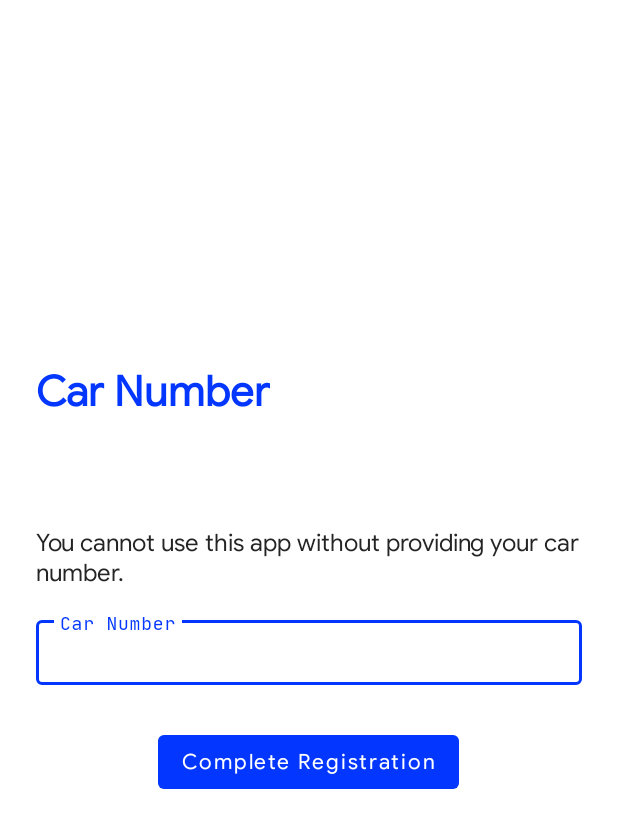
After one commit to Beesechurgers/Parker, an Android app: the CarNumberActivity screen opened directly, with no data from a screen before it, on a phone screen of 412 x 824 dp. The commit adds this screen. Shown: the top 828 px of the screen. Run offline under Robolectric (Android 15) with nearby library versions, the phone set to English and light mode, and no system bars.

Commit message:
App: Plan login/sign up route
Login
  `- Plain email and password --> MainActivity
  `- Sign in with Google
              `- New user                --> CarNumberActivity [Don't let user enter without providing car number]
              `- Already registered user --> MainActivity

Sign Up
  `- Valid inputs --> MainActivity

Signed-off-by: Shashank Verma <shashank.verma2002@gmail.com>

```diff
--- a/app/build.gradle
+++ b/app/build.gradle
@@ -51,4 +51,6 @@ dependencies {
     implementation 'com.google.firebase:firebase-database:19.7.0'
     implementation 'com.google.firebase:firebase-messaging:21.1.0'
     implementation 'com.google.android.gms:play-services-auth:19.0.0'
+
+    implementation 'com.github.yandextaxitech:binaryprefs:1.0.1'
 }
--- a/app/src/main/AndroidManifest.xml
+++ b/app/src/main/AndroidManifest.xml
@@ -9,6 +9,8 @@
         android:roundIcon="@mipmap/ic_launcher_round"
         android:supportsRtl="true"
         android:theme="@style/Theme.ParkerApp">
+        <activity android:name=".CarNumberActivity"></activity>
+        <activity android:name=".MainActivity" />
         <activity
             android:name=".SignUpActivity"
             android:windowSoftInputMode="adjustPan" />
--- /dev/null
+++ b/app/src/main/java/com/beesechurgers/parker/CarNumberActivity.kt
@@ -0,0 +1,27 @@
+package com.beesechurgers.parker
+
+import android.content.Intent
+import androidx.appcompat.app.AppCompatActivity
+import android.os.Bundle
+import com.beesechurgers.parker.utils.PrefKeys
+import com.beesechurgers.parker.utils.Utils
+import com.beesechurgers.parker.utils.putString
+import kotlinx.android.synthetic.main.activity_car_number.*
+
+class CarNumberActivity : AppCompatActivity() {
+
+    override fun onCreate(savedInstanceState: Bundle?) {
+        super.onCreate(savedInstanceState)
+        setContentView(R.layout.activity_car_number)
+
+        reg_btn.setOnClickListener {
+            with(Utils.validateCarNumber(reg_car_number)) {
+                if (this != Utils.INVALID_STRING) {
+                    this@CarNumberActivity.putString(PrefKeys.CAR_NUMBER, this)
+                    startActivity(Intent(this@CarNumberActivity, MainActivity::class.java)
+                        .setFlags(Intent.FLAG_ACTIVITY_CLEAR_TASK or Intent.FLAG_ACTIVITY_NEW_TASK))
+                }
+            }
+        }
+    }
+}
--- a/app/src/main/java/com/beesechurgers/parker/utils/Utils.kt
+++ b/app/src/main/java/com/beesechurgers/parker/utils/Utils.kt
@@ -44,18 +44,20 @@ object Utils {
 
     @JvmStatic
     fun validateCarNumber(carNumberInput: AppCompatEditText): String {
-        val number = carNumberInput.text?.toString()?.trim()
+        val number = carNumberInput.text?.toString()?.trim()?.replace(" ", "");
         number ?: return INVALID_STRING
         return when {
             number.isEmpty() -> {
                 carNumberInput.error = "Empty"
                 INVALID_STRING
             }
-            Pattern.matches("[A-Z]{2}[0-9]{1,2}(?:[A-Z])?(?:[A-Z]*)?[0-9]{4}", number) -> number
+            number.isValidCarNumber() -> number
             else -> {
                 carNumberInput.error = "Invalid Number"
                 INVALID_STRING
             }
         }
     }
+
+    fun String.isValidCarNumber() = Pattern.matches("[A-Z]{2}[0-9]{1,2}(?:[A-Z])?(?:[A-Z]*)?[0-9]{4}", this)
 }
--- /dev/null
+++ b/app/src/main/res/layout/activity_car_number.xml
@@ -0,0 +1,78 @@
+<?xml version="1.0" encoding="utf-8"?>
+<androidx.coordinatorlayout.widget.CoordinatorLayout xmlns:android="http://schemas.android.com/apk/res/android"
+    xmlns:app="http://schemas.android.com/apk/res-auto"
+    xmlns:tools="http://schemas.android.com/tools"
+    android:layout_width="match_parent"
+    android:layout_height="match_parent"
+    tools:context=".CarNumberActivity">
+
+    <LinearLayout
+        android:layout_width="match_parent"
+        android:layout_height="wrap_content"
+        android:layout_gravity="center"
+        android:layout_marginBottom="56dp"
+        android:orientation="vertical"
+        android:padding="16dp">
+
+        <androidx.appcompat.widget.AppCompatTextView
+            android:layout_width="wrap_content"
+            android:layout_height="wrap_content"
+            android:padding="8dp"
+            android:text="@string/car_number"
+            android:textColor="@color/colorAccent"
+            android:textSize="28sp"
+            android:textStyle="bold" />
+
+        <androidx.appcompat.widget.AppCompatTextView
+            android:layout_width="wrap_content"
+            android:layout_height="wrap_content"
+            android:layout_marginTop="56dp"
+            android:padding="8dp"
+            android:text="@string/car_number_importance"
+            android:textColor="@color/textColor"
+            android:textSize="16sp" />
+
+        <com.google.android.material.textfield.TextInputLayout
+            style="@style/Widget.MaterialComponents.TextInputLayout.OutlinedBox"
+            android:layout_width="match_parent"
+            android:layout_height="wrap_content"
+            android:layout_marginStart="8dp"
+            android:layout_marginTop="8dp"
+            android:layout_marginEnd="8dp"
+            app:boxStrokeColor="@color/colorAccent"
+            app:boxStrokeWidth="0.4dp"
+            app:errorEnabled="true"
+            app:hintAnimationEnabled="true"
+            app:hintEnabled="true"
+            app:hintTextColor="@color/colorAccent">
+
+            <androidx.appcompat.widget.AppCompatEditText
+                android:id="@+id/reg_car_number"
+                android:layout_width="match_parent"
+                android:layout_height="wrap_content"
+                android:cursorVisible="true"
+                android:fontFamily="@font/jet_brains_mono"
+                android:hint="@string/car_number"
+                android:importantForAutofill="no"
+                android:inputType="textCapCharacters"
+                android:padding="12dp"
+                android:textCursorDrawable="@null"
+                android:textSize="15sp" />
+
+        </com.google.android.material.textfield.TextInputLayout>
+
+        <com.google.android.material.button.MaterialButton
+            android:id="@+id/reg_btn"
+            style="@style/Widget.MaterialComponents.Button.UnelevatedButton"
+            android:layout_width="wrap_content"
+            android:layout_height="wrap_content"
+            android:layout_gravity="center_horizontal"
+            android:layout_marginTop="8dp"
+            android:text="@string/complete_registration"
+            android:textAllCaps="false"
+            app:backgroundTint="@color/colorAccent"
+            app:rippleColor="@color/colorPrimary" />
+
+    </LinearLayout>
+
+</androidx.coordinatorlayout.widget.CoordinatorLayout>
--- a/app/src/main/res/layout/activity_splash.xml
+++ b/app/src/main/res/layout/activity_splash.xml
@@ -9,7 +9,7 @@
     <TextView
         android:layout_width="wrap_content"
         android:layout_height="wrap_content"
-        android:text="Hello World!"
+        android:text="Loading"
         app:layout_constraintBottom_toBottomOf="parent"
         app:layout_constraintLeft_toLeftOf="parent"
         app:layout_constraintRight_toRightOf="parent"
--- a/app/src/main/res/values-night/colors.xml
+++ b/app/src/main/res/values-night/colors.xml
@@ -11,7 +11,7 @@
     <color name="colorPrimary">#121212</color>
     <color name="colorAccent">#6B74FF</color>
     <color name="yellow">#FFDE03</color>
-    <color name="textColor">#242424</color>
+    <color name="textColor">#FBFBFB</color>
     <color name="stroke">#444444</color>
 
     <color name="mtrl_textinput_default_box_stroke_color" tools:override="true">#666</color>
--- a/app/src/main/res/values/colors.xml
+++ b/app/src/main/res/values/colors.xml
@@ -11,7 +11,7 @@
     <color name="colorPrimary">#FFFFFF</color>
     <color name="colorAccent">#0336FF</color>
     <color name="yellow">#FFDE03</color>
-    <color name="textColor">#FBFBFB</color>
+    <color name="textColor">#242424</color>
     <color name="stroke">#DADADA</color>
 
     <color name="mtrl_textinput_default_box_stroke_color" tools:override="true">#666</color>
--- a/app/src/main/res/values/strings.xml
+++ b/app/src/main/res/values/strings.xml
@@ -6,4 +6,6 @@
     <string name="email_id">Email ID</string>
     <string name="password">Password</string>
     <string name="car_number">Car Number</string>
+    <string name="car_number_importance">You cannot use this app without providing your car number.</string>
+    <string name="complete_registration">Complete Registration</string>
 </resources>
--- a/build.gradle
+++ b/build.gradle
@@ -19,6 +19,7 @@ allprojects {
     repositories {
         google()
         jcenter()
+        maven { url "https://jitpack.io" }
     }
 }
 
```
Also changed, not shown: app/src/main/java/com/beesechurgers/parker/MainActivity.kt (added, +11 -0 lines), app/src/main/java/com/beesechurgers/parker/SplashActivity.java (deleted, +0 -17 lines), app/src/main/java/com/beesechurgers/parker/SplashActivity.kt (added, +24 -0 lines), app/src/main/java/com/beesechurgers/parker/utils/PreferenceHelper.kt (added, +21 -0 lines), app/src/main/res/layout/activity_main.xml (added, +15 -0 lines).
